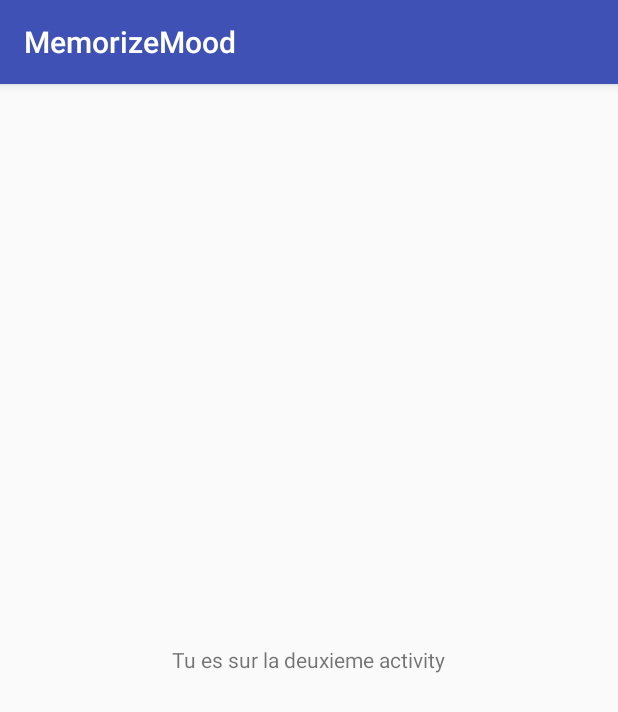
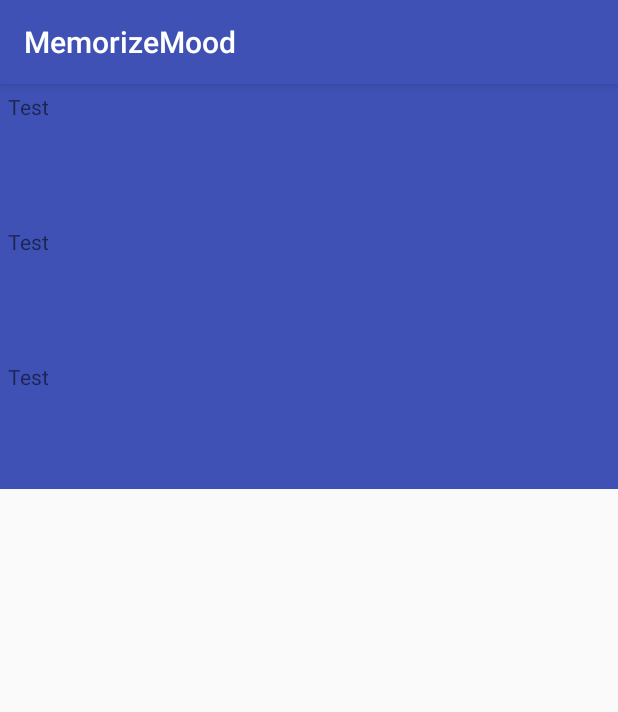
Before and after one commit to hack-shini/MemorizeMood, an Android app: the HistoryActivity screen opened directly, with no data from a screen before it, on a phone screen of 412 x 824 dp. Shown: the top 712 px of the screen. Run offline under Robolectric (Android 15) with nearby library versions, the phone set to English and light mode, and no system bars.

Commit message:
creation include mood_history_row for history of mood and comment

```diff
--- a/app/src/main/AndroidManifest.xml
+++ b/app/src/main/AndroidManifest.xml
@@ -11,7 +11,7 @@
         android:supportsRtl="true"
         android:theme="@style/AppTheme"
         tools:ignore="GoogleAppIndexingWarning">
-        <activity android:name=".HistoryActivity"></activity>
+        <activity android:name=".Controller.HistoryActivity"></activity>
         <activity android:name=".Controller.MainActivity">
             <intent-filter>
                 <action android:name="android.intent.action.MAIN" />
--- /dev/null
+++ b/app/src/main/java/com/example/memorizemood/Controller/HistoryActivity.java
@@ -0,0 +1,54 @@
+package com.example.memorizemood.Controller;
+
+import android.content.SharedPreferences;
+import android.preference.PreferenceManager;
+import android.support.v7.app.AppCompatActivity;
+import android.os.Bundle;
+import android.view.LayoutInflater;
+import android.view.View;
+import android.widget.ImageView;
+import android.widget.LinearLayout;
+import android.widget.TextView;
+
+import com.example.memorizemood.R;
+import com.example.memorizemood.utils.Keys;
+
+public class HistoryActivity extends AppCompatActivity {
+
+    SharedPreferences sharedPreferences;
+    private LinearLayout parentView;
+
+    @Override
+    protected void onCreate(Bundle savedInstanceState) {
+        super.onCreate(savedInstanceState);
+        setContentView(R.layout.activity_history_comment);
+        parentView = findViewById(R.id.activityHistoryCommentParent);
+        sharedPreferences = PreferenceManager.getDefaultSharedPreferences(this);
+//
+//        // TEST : Save comment in editText on alertDialog
+//
+//
+//        if (sharedPreferences.contains(Keys.COMMENT_KEY)){
+//            String currentComment = sharedPreferences.getString(Keys.COMMENT_KEY,"aucun commentaire trouvé");
+//            tv1.setText(currentComment);
+//        }
+//
+//        // FIN TEST SAVE
+
+        genRow();
+        genRow();
+        genRow();
+
+    }
+
+    private void genRow(){
+        View row = LayoutInflater.from(this).inflate(R.layout.mood_history_row, null);
+        TextView textView = row.findViewById(R.id.historyMoodComment_textView) ;
+        ImageView messageIcon = row.findViewById(R.id.message_imgView);
+
+        textView.setText("Test");
+        messageIcon.setVisibility(View.INVISIBLE);
+
+        parentView.addView(row);
+    }
+}
--- a/app/src/main/java/com/example/memorizemood/Controller/MainActivity.java
+++ b/app/src/main/java/com/example/memorizemood/Controller/MainActivity.java
@@ -16,7 +16,6 @@ import android.widget.ImageButton;
 import android.widget.ImageView;
 import android.widget.TextView;
 
-import com.example.memorizemood.HistoryActivity;
 import com.example.memorizemood.Model.DetectSwipeGestureListener;
 import com.example.memorizemood.Model.Mood;
 import com.example.memorizemood.Model.MoodHistory;
--- a/app/src/main/java/com/example/memorizemood/HistoryActivity.java
+++ /dev/null
@@ -1,34 +0,0 @@
-package com.example.memorizemood;
-
-import android.content.SharedPreferences;
-import android.preference.PreferenceManager;
-import android.support.v7.app.AppCompatActivity;
-import android.os.Bundle;
-import android.widget.TextView;
-
-import com.example.memorizemood.utils.Keys;
-
-public class HistoryActivity extends AppCompatActivity {
-
-    SharedPreferences sharedPreferences;
-    private TextView tv1;
-
-    @Override
-    protected void onCreate(Bundle savedInstanceState) {
-        super.onCreate(savedInstanceState);
-        setContentView(R.layout.activity_history_comment);
-        tv1 = findViewById(R.id.tv1TextView);
-        sharedPreferences = PreferenceManager.getDefaultSharedPreferences(this);
-
-        // TEST : Save comment in editText on alertDialog
-
-
-        if (sharedPreferences.contains(Keys.COMMENT_KEY)){
-            String currentComment = sharedPreferences.getString(Keys.COMMENT_KEY,"aucun commentaire trouvé");
-            tv1.setText(currentComment);
-        }
-
-        // FIN TEST SAVE
-
-    }
-}
--- a/app/src/main/res/layout/activity_history_comment.xml
+++ b/app/src/main/res/layout/activity_history_comment.xml
@@ -3,15 +3,19 @@
     xmlns:tools="http://schemas.android.com/tools"
     android:layout_width="match_parent"
     android:layout_height="match_parent"
-    android:gravity="center"
     android:orientation="vertical"
-    tools:context=".HistoryActivity">
+    tools:context=".Controller.HistoryActivity"
+    android:id="@+id/activityHistoryCommentParent">
+
+    <!--<include-->
+        <!--layout="@layout/mood_history_row" /><include-->
+        <!--layout="@layout/mood_history_row" /><include-->
+        <!--layout="@layout/mood_history_row" /><include-->
+        <!--layout="@layout/mood_history_row" />-->
 
 
-    <TextView
-        android:id="@+id/tv1TextView"
-        android:layout_width="wrap_content"
-        android:layout_height="wrap_content"
-        android:text="Tu es sur la deuxieme activity"
-        />
+
+
+
+
 </LinearLayout>
--- /dev/null
+++ b/app/src/main/res/layout/mood_history_row.xml
@@ -0,0 +1,27 @@
+<?xml version="1.0" encoding="utf-8"?>
+<LinearLayout
+    xmlns:android="http://schemas.android.com/apk/res/android"
+    android:layout_width="match_parent"
+    android:layout_height="105dp"
+    android:orientation="horizontal"
+    android:background="@color/colorPrimary">
+
+    <TextView
+        android:id="@+id/historyMoodComment_textView"
+        android:layout_margin="5dp"
+        android:layout_width="match_parent"
+        android:layout_height="match_parent"
+        android:layout_weight="100"
+
+        android:text="Tu es sur la deuxieme activity" />
+
+    <ImageView
+        android:id="@+id/message_imgView"
+        android:layout_width="30dp"
+        android:layout_height="30dp"
+        android:layout_weight="1"
+        android:layout_gravity="center"
+        android:layout_margin="30dp"
+        android:src="@drawable/ic_comment_black_48px"/>
+
+</LinearLayout>
```
